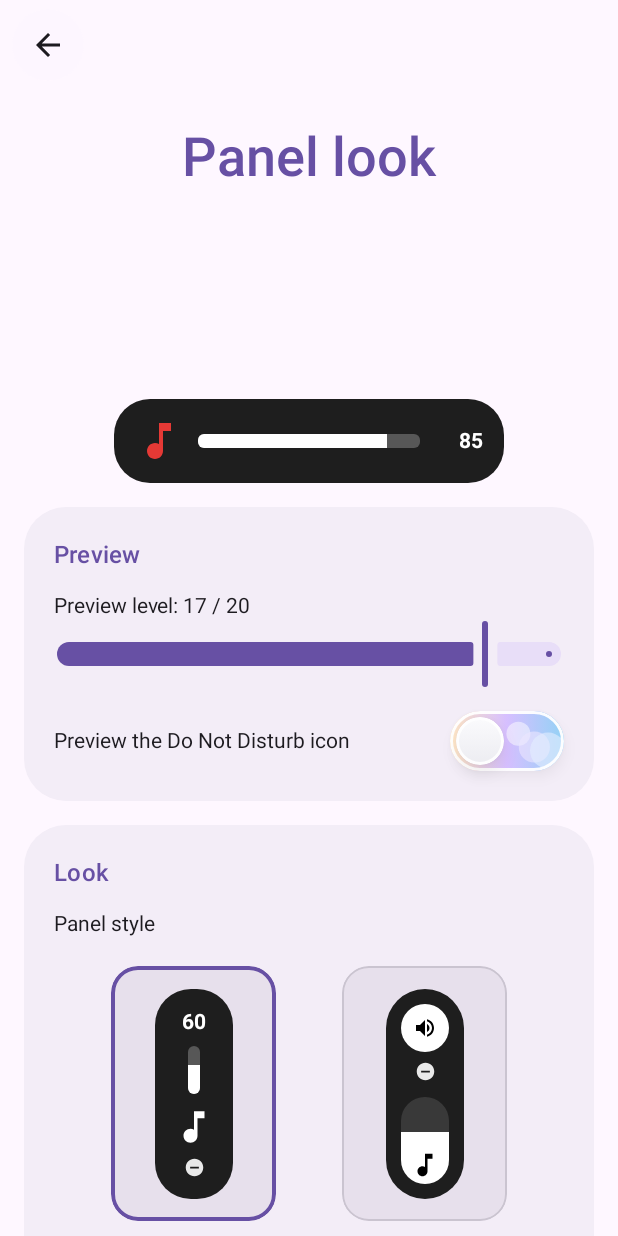
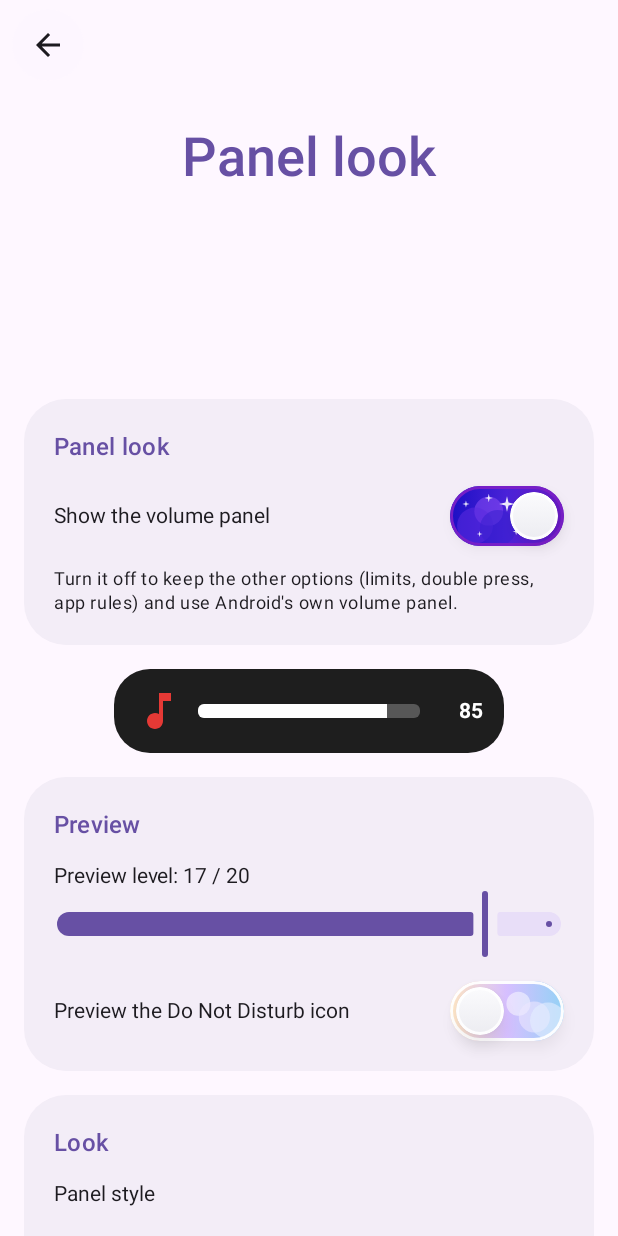
Before and after one commit to xt7h34/-, an Android app built with Jetpack Compose: the composable PanelPage shown on its own in the app's theme, on a phone screen of 412 x 824 dp. Run offline under Robolectric (Android 15) with nearby library versions, the phone set to English and light mode, and no system bars; libraries missing offline, so code that uses them is left out: androidx.core.view.

```diff
--- a/src/main/AndroidManifest.xml
+++ b/src/main/AndroidManifest.xml
@@ -5,6 +5,8 @@
 
     <uses-permission android:name="android.permission.ACCESS_NOTIFICATION_POLICY" />
     <uses-permission android:name="android.permission.POST_NOTIFICATIONS" />
+    <!-- Android 16: lets the running timer show as a live update (status bar chip, lock screen). -->
+    <uses-permission android:name="android.permission.POST_PROMOTED_NOTIFICATIONS" />
     <uses-permission android:name="android.permission.USE_EXACT_ALARM" />
     <uses-permission
         android:name="android.permission.SCHEDULE_EXACT_ALARM"
--- a/src/main/java/com/rigen/volumeui/Model.kt
+++ b/src/main/java/com/rigen/volumeui/Model.kt
@@ -55,6 +55,15 @@ const val STYLE_CAPSULE = 1
 const val STYLE_BAR = 2
 const val STYLE_CAPSULE2 = 3
 
+/** What the panel does with the volume number. */
+const val NUMBER_NONE = 0
+
+/** The number takes the place of the icon inside the bar. */
+const val NUMBER_ICON = 1
+
+/** The number takes the place of the mute button (capsule styles). */
+const val NUMBER_MUTE = 2
+
 /** The look "Capsule II" is made for: a white pill with an indigo fill. */
 val CAPSULE2_FRAME: Int = 0xFFFFFFFF.toInt()
 val CAPSULE2_ACCENT: Int = 0xFF4F5BA5.toInt()
@@ -72,6 +81,7 @@ enum class Glyph(val pathData: String) {
     DND("M12,2C6.48,2 2,6.48 2,12s4.48,10 10,10 10,-4.48 10,-10S17.52,2 12,2zM17,13H7v-2h10v2z"),
     PLAY("M8,5v14l11,-7z"),
     PAUSE("M6,19h4V5H6v14zm8,-14v14h4V5h-4z"),
+    STOP("M6,6h12v12H6z"),
     PREVIOUS("M6,6h2v12H6zm3.5,6l8.5,6V6z"),
     NEXT("M6,18l8.5,-6L6,6v12zM16,6v12h2V6h-2z"),
     HOME("M10,20v-6h4v6h5v-8h3L12,3 2,12h3v8z"),
@@ -125,6 +135,10 @@ data class PanelSettings(
     val panelStyle: Int = STYLE_CLASSIC,
     val showFrame: Boolean = true,
     val showDndIcon: Boolean = true,
+    /** Off = the panel is never drawn, but the keys still work (limits, double press...). */
+    val panelEnabled: Boolean = true,
+    /** NUMBER_NONE, NUMBER_ICON or NUMBER_MUTE. */
+    val numberMode: Int = NUMBER_ICON,
     val redThresholdPct: Int = 85,
     // Behavior
     val hideDelayMs: Int = 1500,
@@ -176,6 +190,8 @@ object Prefs {
     private const val K_DELAY = "hide_delay_ms"
     private const val K_RED = "red_threshold_pct"
     private const val K_DND = "show_dnd_icon"
+    private const val K_PANEL_ON = "panel_enabled"
+    private const val K_NUMBER = "number_mode"
     private const val K_POS_X = "pos_x"
     private const val K_POS_Y = "pos_y"
     private const val K_TOUCH = "touch_enabled"
@@ -226,6 +242,8 @@ object Prefs {
             panelStyle = p.getInt(K_STYLE, d.panelStyle),
             showFrame = p.getBoolean(K_FRAME, d.showFrame),
             showDndIcon = p.getBoolean(K_DND, d.showDndIcon),
+            panelEnabled = p.getBoolean(K_PANEL_ON, d.panelEnabled),
+            numberMode = p.getInt(K_NUMBER, d.numberMode),
             redThresholdPct = p.getInt(K_RED, d.redThresholdPct),
             hideDelayMs = p.getInt(K_DELAY, d.hideDelayMs),
             posX = p.getFloat(K_POS_X, d.posX),
@@ -261,6 +279,8 @@ object Prefs {
             .putInt(K_STYLE, s.panelStyle)
             .putBoolean(K_FRAME, s.showFrame)
             .putBoolean(K_DND, s.showDndIcon)
+            .putBoolean(K_PANEL_ON, s.panelEnabled)
+            .putInt(K_NUMBER, s.numberMode)
             .putInt(K_RED, s.redThresholdPct)
             .putInt(K_DELAY, s.hideDelayMs)
             .putFloat(K_POS_X, s.posX)
--- a/src/main/java/com/rigen/volumeui/Panel.kt
+++ b/src/main/java/com/rigen/volumeui/Panel.kt
@@ -254,6 +254,7 @@ private fun StreamRow(ctx: PanelCtx) {
                 .weight(1f)
                 .fillMaxHeight(),
         )
+        if (s.numberMode != NUMBER_NONE) {
             Spacer(Modifier.width(10.dp))
             Text(
                 text = "$pct",
@@ -263,6 +264,7 @@ private fun StreamRow(ctx: PanelCtx) {
                 textAlign = TextAlign.End,
                 modifier = Modifier.width(32.dp),
             )
+        }
         if (st.dnd && s.showDndIcon) {
             Spacer(Modifier.width(8.dp))
             PathIcon(Glyph.DND.pathData, ctx.colors.fg.copy(alpha = 0.9f), 16.dp)
@@ -293,6 +295,7 @@ private fun StreamColumn(ctx: PanelCtx) {
             .padding(horizontal = 4.dp, vertical = 14.dp),
         horizontalAlignment = Alignment.CenterHorizontally,
     ) {
+        if (s.numberMode != NUMBER_NONE) {
             Text(
                 text = "$pct",
                 color = ctx.colors.fg,
@@ -302,6 +305,7 @@ private fun StreamColumn(ctx: PanelCtx) {
                 modifier = Modifier.fillMaxWidth(),
             )
             Spacer(Modifier.height(8.dp))
+        }
         VolumeBar(
             fraction = fraction,
             vertical = true,
@@ -825,6 +829,7 @@ private fun CircleButton(
     iconColor: Color,
     iconSize: Dp,
     onTap: () -> Unit,
+    label: String? = null,
 ) {
     val tap by rememberUpdatedState(onTap)
     Box(
@@ -835,8 +840,22 @@ private fun CircleButton(
             .pointerInput(Unit) { detectTapGestures(onTap = { tap() }) },
         contentAlignment = Alignment.Center,
     ) {
-        PathIcon(pathData, iconColor, iconSize)
+        if (label != null) NumberLabel(label, iconColor, iconSize) else PathIcon(pathData, iconColor, iconSize)
     }
+}
+
+/** The volume number, sized like the icon it replaces. */
+@Composable
+private fun NumberLabel(text: String, color: Color, size: Dp) {
+    Text(
+        text = text,
+        color = color,
+        fontSize = (size.value * if (text.length >= 3) 0.62f else 0.78f).sp,
+        fontWeight = FontWeight.Bold,
+        maxLines = 1,
+        softWrap = false,
+        textAlign = TextAlign.Center,
+    )
 }
 
 // ───────────────────────────── Other panel styles ─────────────────────────────
@@ -860,6 +879,8 @@ private fun CapsulePanel(ctx: PanelCtx, modifier: Modifier) {
     val glyph = if (st.level == 0) Glyph.MUTED else glyphForStream(st.stream)
     val topGlyph = if (st.level == 0) Glyph.MUTED else Glyph.VOLUME
     val toggleMute: () -> Unit = { ctx.actions?.onToggleMute?.invoke() }
+    val muteLabel = if (s.numberMode == NUMBER_MUTE) "$pct" else null
+    val fillNumber = s.numberMode == NUMBER_ICON
 
     var pill = modifier
         .width(s.widthDp.dp)
@@ -880,7 +901,7 @@ private fun CapsulePanel(ctx: PanelCtx, modifier: Modifier) {
             modifier = pill.padding(pad.dp),
             horizontalAlignment = Alignment.CenterHorizontally,
         ) {
-            CircleButton(accent, button.dp, topGlyph.pathData, onAccent, (button / 2).dp, toggleMute)
+            CircleButton(accent, button.dp, topGlyph.pathData, onAccent, (button / 2).dp, toggleMute, muteLabel)
             if (st.dnd && s.showDndIcon) {
                 Spacer(Modifier.height(6.dp))
                 PathIcon(Glyph.DND.pathData, c.fg.copy(alpha = 0.9f), 14.dp)
@@ -898,7 +919,9 @@ private fun CapsulePanel(ctx: PanelCtx, modifier: Modifier) {
                 modifier = Modifier
                     .weight(1f)
                     .fillMaxWidth(),
-                insideFill = { PathIcon(glyph.pathData, iconColor, fillIcon.dp) },
+                insideFill = {
+                    if (fillNumber) NumberLabel("$pct", iconColor, fillIcon.dp) else PathIcon(glyph.pathData, iconColor, fillIcon.dp)
+                },
             )
             if (ctx.dots) {
                 Spacer(Modifier.height(6.dp))
@@ -912,7 +935,7 @@ private fun CapsulePanel(ctx: PanelCtx, modifier: Modifier) {
             modifier = pill.padding(8.dp),
             verticalAlignment = Alignment.CenterVertically,
         ) {
-            CircleButton(accent, button.dp, topGlyph.pathData, onAccent, (button / 2).dp, toggleMute)
+            CircleButton(accent, button.dp, topGlyph.pathData, onAccent, (button / 2).dp, toggleMute, muteLabel)
             if (st.dnd && s.showDndIcon) {
                 Spacer(Modifier.width(6.dp))
                 PathIcon(Glyph.DND.pathData, c.fg.copy(alpha = 0.9f), 14.dp)
@@ -930,7 +953,9 @@ private fun CapsulePanel(ctx: PanelCtx, modifier: Modifier) {
                 modifier = Modifier
                     .weight(1f)
                     .fillMaxHeight(),
-                insideFill = { PathIcon(glyph.pathData, iconColor, 22.dp) },
+                insideFill = {
+                    if (fillNumber) NumberLabel("$pct", iconColor, 22.dp) else PathIcon(glyph.pathData, iconColor, 22.dp)
+                },
             )
             if (ctx.dots) {
                 Spacer(Modifier.width(6.dp))
@@ -988,7 +1013,9 @@ private fun Capsule2Panel(ctx: PanelCtx, modifier: Modifier) {
     ) {
         CircleButton(
             accent, button.dp, topGlyph.pathData, onAccent, (button / 2).dp,
-        ) { ctx.actions?.onToggleMute?.invoke() }
+            onTap = { ctx.actions?.onToggleMute?.invoke() },
+            label = if (s.numberMode == NUMBER_MUTE) "$pct" else null,
+        )
         if (st.dnd && s.showDndIcon) {
             Spacer(Modifier.height(6.dp))
             PathIcon(Glyph.DND.pathData, c.fg.copy(alpha = 0.9f), 14.dp)
@@ -1050,7 +1077,11 @@ private fun Capsule2Panel(ctx: PanelCtx, modifier: Modifier) {
                         .background(accent),
                     contentAlignment = Alignment.Center,
                 ) {
+                    if (s.numberMode == NUMBER_ICON) {
+                        NumberLabel("$pct", iconColor, fillIcon.dp)
+                    } else {
                         PathIcon(glyph.pathData, iconColor, fillIcon.dp)
+                    }
                 }
             }
         }
@@ -1104,7 +1135,7 @@ private fun BarPanel(ctx: PanelCtx, modifier: Modifier) {
                     Modifier
                         .align(Alignment.BottomCenter)
                         .padding(bottom = 16.dp),
-                ) { PathIcon(glyph.pathData, tint, 26.dp) }
+                ) { if (s.numberMode != NUMBER_NONE) NumberLabel("$pct", tint, 26.dp) else PathIcon(glyph.pathData, tint, 26.dp) }
                 if (ctx.dots || showDnd) {
                     Column(
                         modifier = Modifier
@@ -1126,7 +1157,7 @@ private fun BarPanel(ctx: PanelCtx, modifier: Modifier) {
                     Modifier
                         .align(Alignment.CenterStart)
                         .padding(start = 16.dp),
-                ) { PathIcon(glyph.pathData, tint, 26.dp) }
+                ) { if (s.numberMode != NUMBER_NONE) NumberLabel("$pct", tint, 26.dp) else PathIcon(glyph.pathData, tint, 26.dp) }
                 if (ctx.dots || showDnd) {
                     Row(
                         modifier = Modifier
--- a/src/main/java/com/rigen/volumeui/Screens.kt
+++ b/src/main/java/com/rigen/volumeui/Screens.kt
@@ -1293,6 +1293,13 @@ private fun PanelPage(settings: PanelSettings, onChange: (PanelSettings) -> Unit
 
     PageScaffold(stringResource(R.string.item_panel_title), onBack) { padding ->
         PageColumn(padding) {
+            Section(stringResource(R.string.item_panel_title)) {
+                SwitchRow(stringResource(R.string.panel_enabled), settings.panelEnabled) {
+                    onChange(settings.copy(panelEnabled = it))
+                }
+                Text(stringResource(R.string.panel_enabled_hint), style = MaterialTheme.typography.bodySmall)
+            }
+
             Box(Modifier.fillMaxWidth(), contentAlignment = Alignment.Center) {
                 PanelOrStation(
                     settings = settings,
@@ -1315,6 +1322,33 @@ private fun PanelPage(settings: PanelSettings, onChange: (PanelSettings) -> Unit
                 Text(stringResource(R.string.panel_style))
                 StylePicker(settings) { setStyle(it) }
                 Text(stringResource(R.string.style_hint), style = MaterialTheme.typography.bodySmall)
+                val capsuleStyle = settings.panelStyle == STYLE_CAPSULE || settings.panelStyle == STYLE_CAPSULE2
+                Text(stringResource(R.string.number_title), style = MaterialTheme.typography.labelLarge)
+                Row(
+                    modifier = Modifier.horizontalScroll(rememberScrollState()),
+                    horizontalArrangement = Arrangement.spacedBy(8.dp),
+                    verticalAlignment = Alignment.CenterVertically,
+                ) {
+                    FilterChip(
+                        selected = settings.numberMode == NUMBER_NONE,
+                        onClick = { onChange(settings.copy(numberMode = NUMBER_NONE)) },
+                        label = { Text(stringResource(R.string.number_off)) },
+                    )
+                    FilterChip(
+                        selected = settings.numberMode == NUMBER_ICON ||
+                            (settings.numberMode == NUMBER_MUTE && !capsuleStyle),
+                        onClick = { onChange(settings.copy(numberMode = NUMBER_ICON)) },
+                        label = { Text(stringResource(R.string.number_icon)) },
+                    )
+                    if (capsuleStyle) {
+                        FilterChip(
+                            selected = settings.numberMode == NUMBER_MUTE,
+                            onClick = { onChange(settings.copy(numberMode = NUMBER_MUTE)) },
+                            label = { Text(stringResource(R.string.number_mute)) },
+                        )
+                    }
+                }
+                Text(stringResource(R.string.number_hint), style = MaterialTheme.typography.bodySmall)
                 Text(stringResource(R.string.presets_title), style = MaterialTheme.typography.labelLarge)
                 Row(
                     modifier = Modifier.horizontalScroll(rememberScrollState()),
--- a/src/main/res/values/strings.xml
+++ b/src/main/res/values/strings.xml
@@ -235,4 +235,11 @@
     <string name="dur_h">%1$d h</string>
     <string name="dur_m">%1$d m</string>
     <string name="sleep_use_alarm">Use my alarm</string>
+    <string name="panel_enabled">Show the volume panel</string>
+    <string name="panel_enabled_hint">Turn it off to keep the other options (limits, double press, app rules) and use Android\'s own volume panel.</string>
+    <string name="number_title">Volume number</string>
+    <string name="number_off">No number</string>
+    <string name="number_icon">Instead of the bar icon</string>
+    <string name="number_mute">Instead of the mute button</string>
+    <string name="number_hint">In Classic the number stays at the end of the bar. The mute button option works in Capsule and Capsule II.</string>
 </resources>
```
Also changed, not shown: src/main/java/com/rigen/volumeui/ClockModel.kt (+21 -6 lines), src/main/java/com/rigen/volumeui/FloatingTimer.kt (+18 -1 lines), src/main/java/com/rigen/volumeui/Service.kt (+14 -0 lines), 3 other files. Lines whose indentation alone changed are shown as unchanged.
